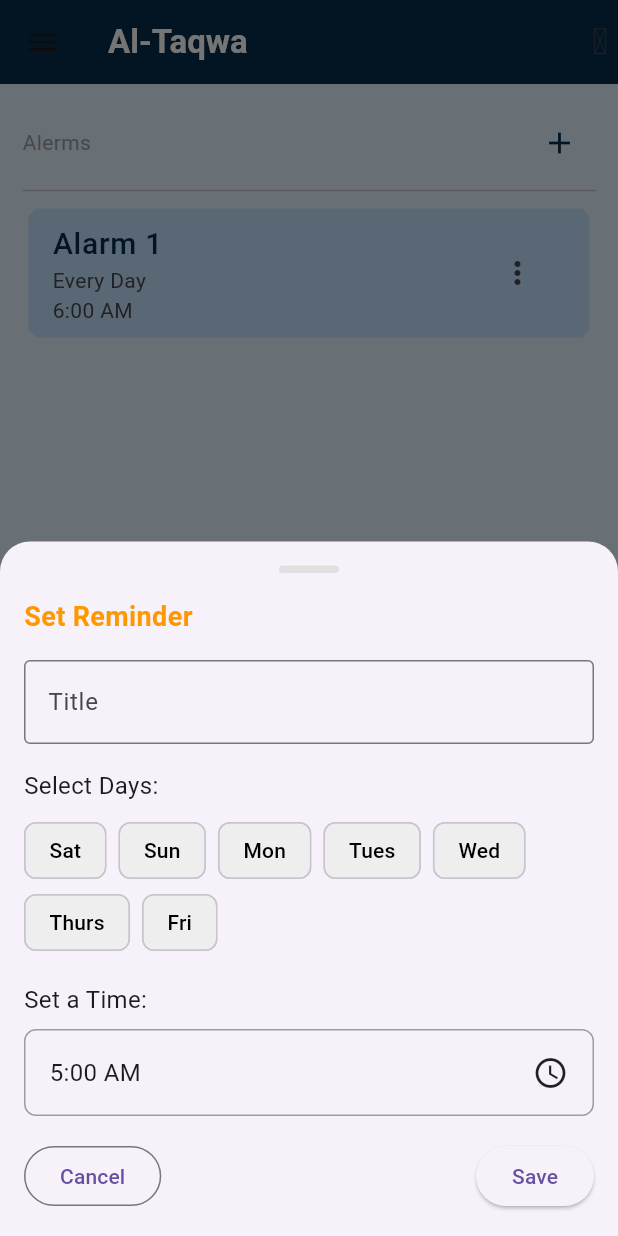
After one commit to shafie-isak/Al-Taqwa, a Flutter app: the screen it shows after launch, item 2 of the bottom bar chosen, after a tap on the "add" icon, on a phone screen of 412 x 824 dp. The commit adds this screen. Run offline on Flutter 3.47's test engine with Material 3 defaults, Android fonts, the phone set to English and light mode, and no system bars; drawn by our look-alikes of google_nav_bar, skeletonizer; our stand-ins replace get, solar_icons.

Commit message:
add alarms

```diff
--- a/lib/Screens/reminders/Alarms.dart
+++ b/lib/Screens/reminders/Alarms.dart
@@ -1,5 +1,5 @@
 import 'dart:async';
-
+import 'package:al_taqwa/Screens/reminders/set_reminder_bottom_sheet.dart';
 import 'package:al_taqwa/colors.dart';
 import 'package:flutter/material.dart';
 import 'package:skeletonizer/skeletonizer.dart';
@@ -26,6 +26,31 @@
     });
   }
 
+   void _showSetReminderBottomSheet(BuildContext context) async {
+    List<bool> initialDays = List.filled(7, false);
+    TimeOfDay initialTime = const TimeOfDay(hour: 5, minute: 0);
+
+    final result = await showModalBottomSheet(
+      context: context,
+      isScrollControlled: true,
+      shape: const RoundedRectangleBorder(
+        borderRadius: BorderRadius.vertical(
+          top: Radius.circular(20),
+        ),
+      ),
+      builder: (context) => SetReminderBottomSheet(
+        initialTime: initialTime,
+        initialDays: initialDays,
+      ),
+    );
+
+    if (result != null) {
+      // Handle the result from the bottom sheet
+      print('Selected Days: ${result['days']}');
+      print('Selected Time: ${result['time'].format(context)}');
+    }
+  }
+
   @override
   Widget build(BuildContext context) {
     return Skeletonizer(
@@ -36,8 +61,15 @@
           children: [
             Container(
               margin: const EdgeInsets.only(top: 15),
-              child: const Text("Daily dhikr reminder",
-                  style: TextStyle(color: Colors.grey)),
+              child:  Row(
+                children: [
+                  Expanded(
+                    child: Text("Alerms",
+                        style: TextStyle(color: Colors.grey)),
+                  ),
+                  IconButton(onPressed: () => _showSetReminderBottomSheet(context), icon: Icon(Icons.add, color: AppColors.primaryColor,))
+                ],
+              ),
             ),
             const Divider(),
             Card(
--- /dev/null
+++ b/lib/Screens/reminders/set_reminder_bottom_sheet.dart
@@ -0,0 +1,157 @@
+import 'package:flutter/material.dart';
+
+class SetReminderBottomSheet extends StatefulWidget {
+  final TimeOfDay initialTime;
+  final List<bool> initialDays;
+
+  const SetReminderBottomSheet({
+    Key? key,
+    required this.initialTime,
+    required this.initialDays,
+  }) : super(key: key);
+
+  @override
+  State<SetReminderBottomSheet> createState() => _SetReminderBottomSheetState();
+}
+
+class _SetReminderBottomSheetState extends State<SetReminderBottomSheet> {
+  late List<bool> selectedDays;
+  late TimeOfDay selectedTime;
+
+  @override
+  void initState() {
+    super.initState();
+    selectedDays = widget.initialDays;
+    selectedTime = widget.initialTime;
+  }
+
+  void _pickTime(BuildContext context) async {
+    TimeOfDay? picked = await showTimePicker(
+      context: context,
+      initialTime: selectedTime,
+    );
+    if (picked != null) {
+      setState(() {
+        selectedTime = picked;
+      });
+    }
+  }
+
+  @override
+  Widget build(BuildContext context) {
+    List<String> days = ['Sat', 'Sun', 'Mon', 'Tues', 'Wed', 'Thurs', 'Fri'];
+
+    return Padding(
+      padding: EdgeInsets.only(
+        left: 16,
+        right: 16,
+        bottom: MediaQuery.of(context).viewInsets.bottom,
+        top: 16,
+      ),
+      child: Column(
+        mainAxisSize: MainAxisSize.min,
+        crossAxisAlignment: CrossAxisAlignment.start,
+        children: [
+          Center(
+            child: Container(
+              width: 40,
+              height: 5,
+              decoration: BoxDecoration(
+                color: Colors.grey[300],
+                borderRadius: BorderRadius.circular(10),
+              ),
+            ),
+          ),
+          const SizedBox(height: 16),
+          const Text(
+            'Set Reminder',
+            style: TextStyle(
+              fontSize: 18,
+              fontWeight: FontWeight.bold,
+              color: Colors.orange,
+            ),
+          ),
+          const SizedBox(height: 16),
+          const TextField(
+            decoration: InputDecoration(
+              labelText: 'Title',
+              border: OutlineInputBorder(),
+            ),
+          ),
+          const SizedBox(height: 16),
+          const Text(
+            'Select Days:',
+            style: TextStyle(fontSize: 16),
+          ),
+          const SizedBox(height: 8),
+          Wrap(
+            spacing: 8,
+            children: List.generate(days.length, (index) {
+              return ChoiceChip(
+                label: Text(days[index]),
+                selected: selectedDays[index],
+                onSelected: (bool selected) {
+                  setState(() {
+                    selectedDays[index] = selected;
+                  });
+                },
+                selectedColor: Colors.orange,
+                backgroundColor: Colors.grey[200],
+                labelStyle: TextStyle(
+                  color: selectedDays[index] ? Colors.white : Colors.black,
+                ),
+              );
+            }),
+          ),
+          const SizedBox(height: 16),
+          const Text(
+            'Set a Time:',
+            style: TextStyle(fontSize: 16),
+          ),
+          const SizedBox(height: 8),
+          GestureDetector(
+            onTap: () => _pickTime(context),
+            child: Container(
+              padding:
+                  const EdgeInsets.symmetric(vertical: 16, horizontal: 16),
+              decoration: BoxDecoration(
+                border: Border.all(color: Colors.grey),
+                borderRadius: BorderRadius.circular(8),
+              ),
+              child: Row(
+                mainAxisAlignment: MainAxisAlignment.spaceBetween,
+                children: [
+                  Text(
+                    '${selectedTime.format(context)}',
+                    style: const TextStyle(fontSize: 16),
+                  ),
+                  const Icon(Icons.access_time),
+                ],
+              ),
+            ),
+          ),
+          const SizedBox(height: 16),
+          Row(
+            mainAxisAlignment: MainAxisAlignment.spaceBetween,
+            children: [
+              OutlinedButton(
+                onPressed: () => Navigator.pop(context),
+                child: const Text('Cancel'),
+              ),
+              ElevatedButton(
+                onPressed: () {
+                  Navigator.pop(context, {
+                    'days': selectedDays,
+                    'time': selectedTime,
+                  });
+                },
+                child: const Text('Save'),
+              ),
+            ],
+          ),
+          const SizedBox(height: 16),
+        ],
+      ),
+    );
+  }
+}
```
